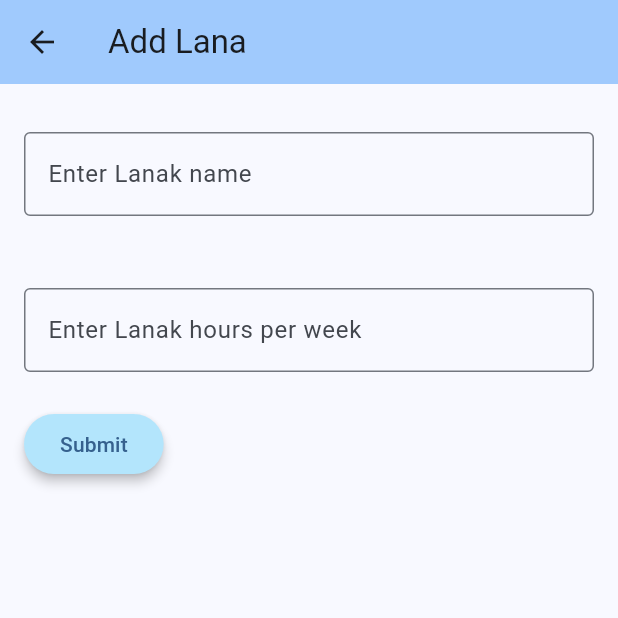
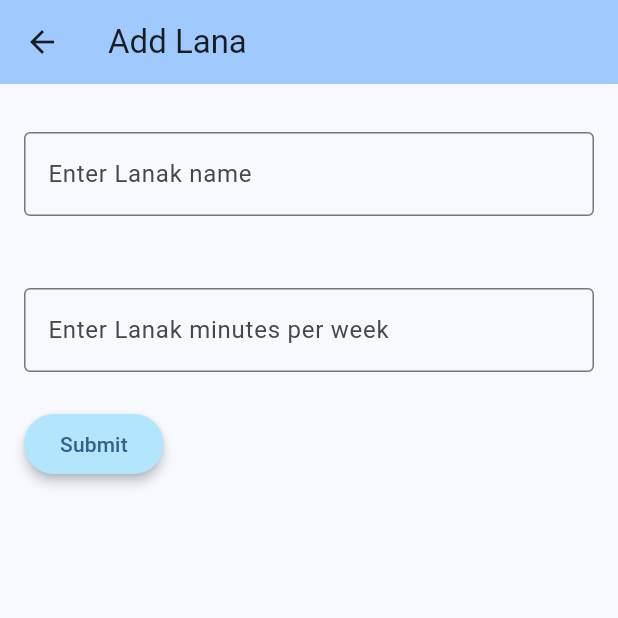
Before and after one commit to isilanes/lanak, a Flutter app: the screen it shows after launch, after a tap on the "add" icon, on a phone screen of 412 x 824 dp, the top half of it. Run offline on Flutter 3.47's test engine with Material 3 defaults, Android fonts, the phone set to English and light mode, and no system bars; our stand-ins replace sqflite, stop_watch_timer; accounts and stored records are empty.

Commit message:
[LAN-1] Show minutes instead of hours in selected places

```diff
--- a/lib/components/lists.dart
+++ b/lib/components/lists.dart
@@ -12,9 +12,9 @@ Widget lanaRow(
     ) {
   final screen = MediaQuery.of(ctx).size;
 
-  final lag = task["lag"];
+  final lagMinutes = task["lag"]*60;
   Color color = Colors.deepOrange;
-  if (lag < 0) {
+  if (lagMinutes < 0) {
     color = Colors.lightGreen;
   }
   taskLoad.addTask(task);
@@ -47,7 +47,7 @@ Widget lanaRow(
             SizedBox(
                 width: screen.width * 0.15,
                 child: Text(
-                  lag.toStringAsFixed(1),
+                  lagMinutes.toStringAsFixed(0),
                   style: style,
                   textAlign: TextAlign.right,
                   overflow: TextOverflow.ellipsis,
--- a/lib/db.dart
+++ b/lib/db.dart
@@ -60,7 +60,7 @@ void saveLana (context, lanaId, lanaName, lanaProjected) async {
       lanaDict["hours"] = 0;
   }
   lanaDict["name"] = lanaName;
-  lanaDict["projected"] = lanaProjected;
+  lanaDict["projected"] = double.parse(lanaProjected)/60;
 
   final db = await startDatabase();
 
--- a/lib/views/lana_detail.dart
+++ b/lib/views/lana_detail.dart
@@ -73,7 +73,7 @@ class _LanaDetailViewState extends State<LanaDetailView> {
               Padding(
                   padding: const EdgeInsets.symmetric(horizontal: 16, vertical: 4),
                   child: Text(
-                    "for ${widget.lana['projected']} h/week",
+                    "for ${(widget.lana['projected']*60).toStringAsFixed(0)} min/week",
                     style: styleLanaTime,
                   )
               ),
--- a/lib/views/lana_edit.dart
+++ b/lib/views/lana_edit.dart
@@ -16,7 +16,7 @@ class LanaEditView extends StatefulWidget {
 class _LanaEditViewState extends State<LanaEditView> {
   final styleTaskDetailText = const TextStyle(fontSize: 24);
   final lanakNameController = TextEditingController();
-  final lanakHoursController = TextEditingController();
+  final lanakMinutesController = TextEditingController();
 
   @override
   void dispose() {
@@ -40,9 +40,9 @@ class _LanaEditViewState extends State<LanaEditView> {
     }
   }
 
-  String _defaultLanaHours () {
+  String _defaultLanaMinutes () {
     if (widget.lana.containsKey("projected")) {
-      return widget.lana["projected"].toString();
+      return (widget.lana["projected"]*60).toStringAsFixed(0);
     } else {
       return "";
     }
@@ -79,9 +79,9 @@ class _LanaEditViewState extends State<LanaEditView> {
               child: TextField(
                 decoration: const InputDecoration(
                   border: OutlineInputBorder(),
-                  labelText: "Enter Lanak hours per week",
+                  labelText: "Enter Lanak minutes per week",
                 ),
-                controller: lanakHoursController..text = _defaultLanaHours(),
+                controller: lanakMinutesController..text = _defaultLanaMinutes(),
               )
           ),
           Padding(
@@ -100,7 +100,7 @@ class _LanaEditViewState extends State<LanaEditView> {
                       context,
                       lanaId,
                       lanakNameController.text,
-                      lanakHoursController.text,
+                      lanakMinutesController.text,
                   );
                   Navigator.push(
                       context,
--- a/lib/views/main.dart
+++ b/lib/views/main.dart
@@ -91,7 +91,7 @@ class _MainViewState extends State<MainView> {
                   Wrap(
                     crossAxisAlignment: WrapCrossAlignment.center,
                     children: [
-                      Text("${taskLoad.behindHours.toStringAsFixed((1))}h",  style: behindHoursStyle,),
+                      Text("${(taskLoad.behindHours*60).toStringAsFixed(0)}m",  style: behindHoursStyle,),
                       Icon(behindHoursIconData, size: textSize, color: behindHoursColor),
                     ],
                   ),
```
